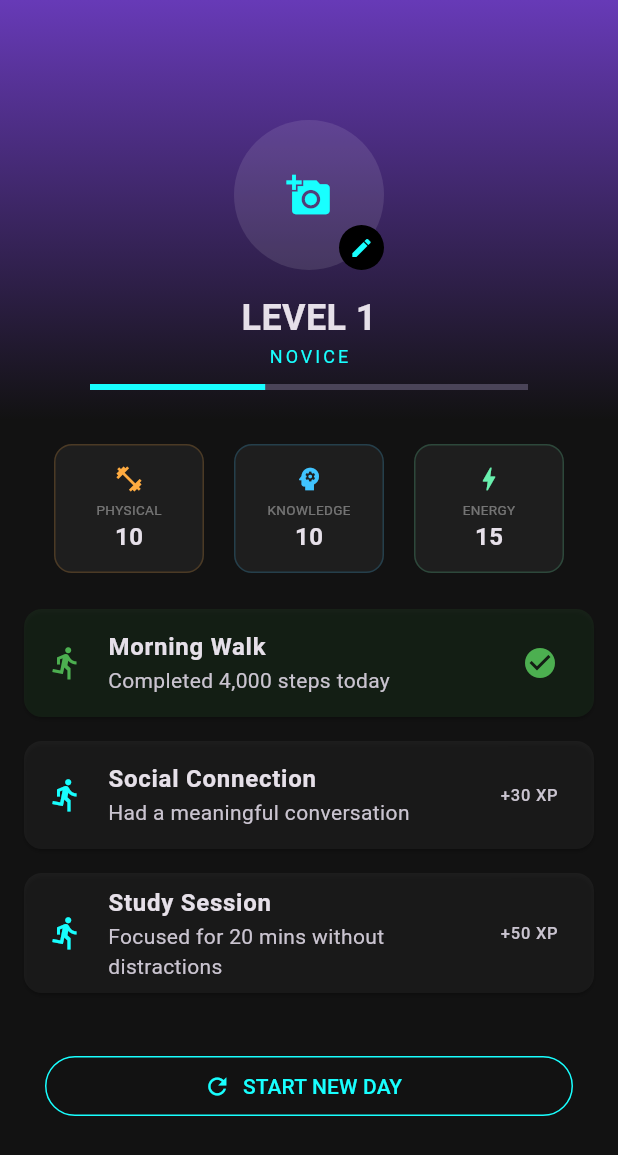
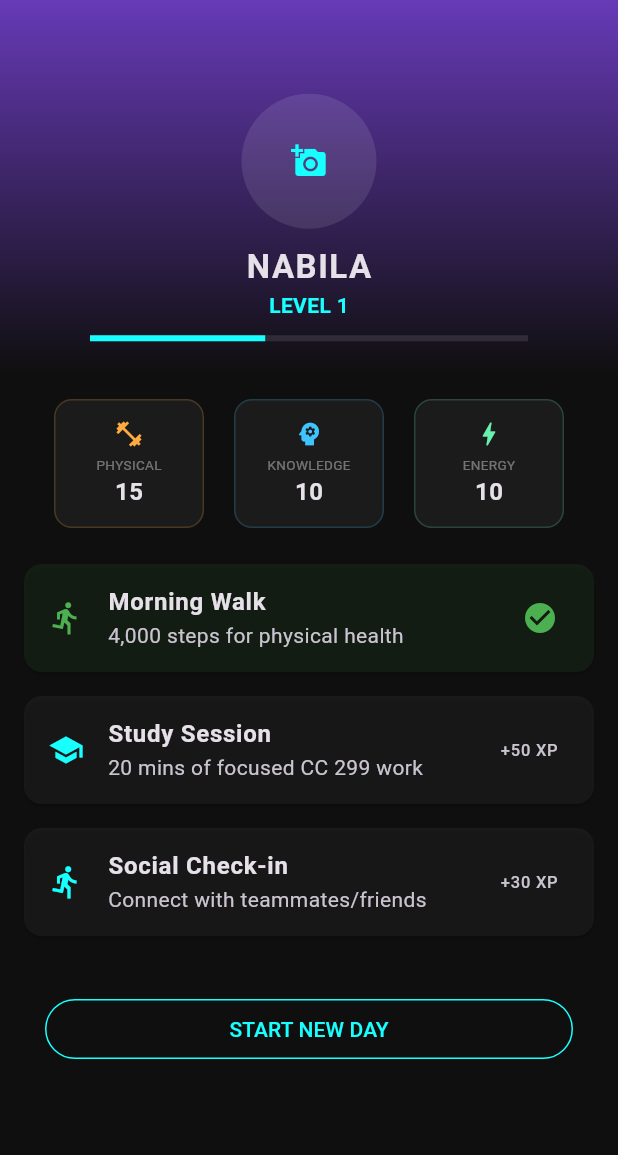
Before and after one commit to Naomi002/life_quest, a Flutter app: the screen it shows after launch, after a tap on "Morning Walk", on a phone screen of 412 x 824 dp. Shown: the top 1155 px of the screen. Run offline on Flutter 3.47's test engine with Material 3 defaults, Android fonts, the phone set to English and light mode, and no system bars; our stand-ins replace image_picker, shared_preferences.

Commit message:
revert: brought back the classic stable dashboard design

```diff
--- a/lib/main.dart
+++ b/lib/main.dart
@@ -1,5 +1,5 @@
 import 'dart:async';
-import 'dart:typed_data'; // New: Required for Chrome memory
+import 'dart:typed_data';
 import 'package:flutter/material.dart';
 import 'package:shared_preferences/shared_preferences.dart';
 import 'package:image_picker/image_picker.dart';
@@ -31,7 +31,6 @@ class GameDashboard extends StatefulWidget {
 class _GameDashboardState extends State<GameDashboard> {
   int _xp = 0;
   int _level = 1;
-  int _focusProgress = 0;
   int _streak = 0;
   final int _xpPerLevel = 100;
 
@@ -39,12 +38,13 @@ class _GameDashboardState extends State<GameDashboard> {
   int _knowledge = 10;
   int _energy = 10;
 
-  Uint8List? _webImage; // New: Stores image data for Chrome
+  Uint8List? _webImage;
+  String _heroName = "NABILA";
 
   List<Map<String, dynamic>> _quests = [
-    {"title": "Morning Walk", "desc": "Completed 4,000 steps today", "xp": 40, "isDone": false},
-    {"title": "Social Connection", "desc": "Had a meaningful conversation", "xp": 30, "isDone": false},
-    {"title": "Study Session", "desc": "Focused for 20 mins without distractions", "xp": 50, "isDone": false, "type": "boss"},
+    {"title": "Morning Walk", "desc": "4,000 steps for physical health", "xp": 40, "isDone": false, "type": "physical"},
+    {"title": "Study Session", "desc": "20 mins of focused CC 299 work", "xp": 50, "isDone": false, "type": "knowledge"},
+    {"title": "Social Check-in", "desc": "Connect with teammates/friends", "xp": 30, "isDone": false, "type": "energy"},
   ];
 
   @override
@@ -62,9 +62,7 @@ class _GameDashboardState extends State<GameDashboard> {
       _knowledge = prefs.getInt('knowledge') ?? 10;
       _energy = prefs.getInt('energy') ?? 10;
       _streak = prefs.getInt('streak') ?? 0;
-
-      // Note: On web, persisting images in SharedPreferences is difficult.
-      // For now, this will allow you to see the photo while the tab is open.
+      _heroName = prefs.getString('heroName') ?? "NABILA";
     });
   }
 
@@ -76,152 +74,83 @@ class _GameDashboardState extends State<GameDashboard> {
     await prefs.setInt('knowledge', _knowledge);
     await prefs.setInt('energy', _energy);
     await prefs.setInt('streak', _streak);
+    await prefs.setString('heroName', _heroName);
   }
 
-  // --- CHROME COMPATIBLE IMAGE PICKER ---
   Future<void> _pickImage() async {
     final ImagePicker picker = ImagePicker();
     final XFile? image = await picker.pickImage(source: ImageSource.gallery);
-
     if (image != null) {
-      var f = await image.readAsBytes();
-      setState(() {
-        _webImage = f;
-      });
-      print("✅ Chrome: Image loaded into memory!");
+      var bytes = await image.readAsBytes();
+      setState(() => _webImage = bytes);
     }
-  }
-
-  String _getHeroTitle() {
-    if (_level >= 10) return "MASTER OF LIFE";
-    if (_level >= 4) return "ACCOMPLISHED";
-    return "NOVICE";
-  }
-
-  void _resetQuests() {
-    setState(() {
-      for (var quest in _quests) {
-        quest['isDone'] = false;
-      }
-      _streak += 1;
-    });
-    _saveStats();
   }
 
   void _handleQuestTap(int index) {
     setState(() {
       if (_quests[index]['isDone']) {
         _quests[index]['isDone'] = false;
-        _xp -= _quests[index]['xp'] as int;
-        if (_xp < 0) _xp = 0;
+        _xp = (_xp - (_quests[index]['xp'] as int)).clamp(0, 99999);
       } else {
-        if (_quests[index]['title'] == "Study Session") {
-          _startFocusChallenge();
-        } else {
-          _completeQuest(index);
+        _quests[index]['isDone'] = true;
+        _xp += _quests[index]['xp'] as int;
+
+        // Update specific stats based on quest type
+        if (_quests[index]['type'] == 'physical') _physical += 5;
+        if (_quests[index]['type'] == 'knowledge') _knowledge += 5;
+        if (_quests[index]['type'] == 'energy') _energy += 5;
+
+        while (_xp >= _xpPerLevel) {
+          _level++;
+          _xp -= _xpPerLevel;
         }
       }
     });
     _saveStats();
   }
 
-  void _completeQuest(int index) {
+  void _resetDay() {
     setState(() {
-      _quests[index]['isDone'] = true;
-      _xp += _quests[index]['xp'] as int;
-      if (_quests[index]['title'] == "Study Session") _knowledge += 5;
-      if (_quests[index]['title'] == "Morning Walk") _energy += 5;
-      if (_quests[index]['title'] == "Social Connection") _physical += 3;
-
-      while (_xp >= _xpPerLevel) {
-        _level++;
-        _xp -= _xpPerLevel;
-      }
+      for (var q in _quests) { q['isDone'] = false; }
+      _streak += 1;
     });
     _saveStats();
-  }
-
-  void _startFocusChallenge() {
-    showDialog(
-      context: context,
-      barrierDismissible: false,
-      builder: (context) => StatefulBuilder(
-        builder: (context, setDialogState) => AlertDialog(
-          backgroundColor: const Color(0xFF1A1A1A),
-          title: const Text("FOCUS CHALLENGE"),
-          content: Column(
-            mainAxisSize: MainAxisSize.min,
-            children: [
-              const Icon(Icons.psychology, size: 60, color: Colors.cyanAccent),
-              const SizedBox(height: 20),
-              LinearProgressIndicator(value: _focusProgress / 100, color: Colors.cyanAccent),
-              const SizedBox(height: 10),
-              Text("Focus Level: $_focusProgress%"),
-            ],
-          ),
-          actions: [
-            ElevatedButton(
-              onPressed: () {
-                setDialogState(() {
-                  _focusProgress += 25;
-                  if (_focusProgress >= 100) {
-                    Navigator.pop(context);
-                    _completeQuest(2);
-                    _focusProgress = 0;
-                  }
-                });
-              },
-              child: const Text("FOCUS"),
-            ),
-          ],
-        ),
-      ),
-    );
   }
 
   @override
   Widget build(BuildContext context) {
     return Scaffold(
-      backgroundColor: const Color(0xFF121212),
+      backgroundColor: const Color(0xFF0F0F0F),
       body: CustomScrollView(
         slivers: [
           SliverAppBar(
-            expandedHeight: 280,
+            expandedHeight: 250,
             pinned: true,
             flexibleSpace: FlexibleSpaceBar(
               background: Container(
                 decoration: const BoxDecoration(
-                  gradient: LinearGradient(colors: [Colors.deepPurple, Color(0xFF121212)], begin: Alignment.topCenter, end: Alignment.bottomCenter),
+                  gradient: LinearGradient(colors: [Colors.deepPurple, Color(0xFF0F0F0F)], begin: Alignment.topCenter, end: Alignment.bottomCenter),
                 ),
                 child: Column(
                   mainAxisAlignment: MainAxisAlignment.center,
                   children: [
-                    const SizedBox(height: 60),
+                    const SizedBox(height: 40),
                     GestureDetector(
                       onTap: _pickImage,
-                      child: Stack(
-                        alignment: Alignment.bottomRight,
-                        children: [
-                          CircleAvatar(
-                            radius: 50,
-                            backgroundColor: Colors.white10,
-                            // Use Image.memory for Chrome compatibility
-                            backgroundImage: _webImage != null ? MemoryImage(_webImage!) : null,
-                            child: _webImage == null
-                                ? const Icon(Icons.add_a_photo, color: Colors.cyanAccent, size: 30)
-                                : null,
-                          ),
-                          const CircleAvatar(radius: 15, backgroundColor: Colors.black, child: Icon(Icons.edit, color: Colors.cyanAccent, size: 16)),
-                        ],
+                      child: CircleAvatar(
+                        radius: 45,
+                        backgroundColor: Colors.white10,
+                        backgroundImage: _webImage != null ? MemoryImage(_webImage!) : null,
+                        child: _webImage == null ? const Icon(Icons.add_a_photo, color: Colors.cyanAccent) : null,
                       ),
                     ),
-                    const SizedBox(height: 15),
-                    Text("LEVEL $_level", style: const TextStyle(fontSize: 24, fontWeight: FontWeight.bold)),
-                    Text(_getHeroTitle(), style: const TextStyle(fontSize: 12, color: Colors.cyanAccent, letterSpacing: 2)),
+                    const SizedBox(height: 10),
+                    Text(_heroName, style: const TextStyle(fontSize: 22, fontWeight: FontWeight.bold, letterSpacing: 1)),
+                    Text("LEVEL $_level", style: const TextStyle(color: Colors.cyanAccent, fontWeight: FontWeight.bold)),
                     const SizedBox(height: 10),
                     Padding(
                       padding: const EdgeInsets.symmetric(horizontal: 60),
-                      child: LinearProgressIndicator(value: _xp / _xpPerLevel, color: Colors.cyanAccent),
+                      child: LinearProgressIndicator(value: _xp / _xpPerLevel, color: Colors.cyanAccent, backgroundColor: Colors.white10),
                     ),
                   ],
                 ),
@@ -247,7 +176,10 @@ class _GameDashboardState extends State<GameDashboard> {
                 margin: const EdgeInsets.symmetric(horizontal: 16, vertical: 8),
                 color: _quests[i]['isDone'] ? Colors.green.withOpacity(0.1) : Colors.white.withOpacity(0.05),
                 child: ListTile(
-                  leading: Icon(Icons.directions_run, color: _quests[i]['isDone'] ? Colors.green : Colors.cyanAccent),
+                  leading: Icon(
+                    _quests[i]['type'] == 'knowledge' ? Icons.school : Icons.directions_run,
+                    color: _quests[i]['isDone'] ? Colors.green : Colors.cyanAccent,
+                  ),
                   title: Text(_quests[i]['title'], style: const TextStyle(fontWeight: FontWeight.bold)),
                   subtitle: Text(_quests[i]['desc']),
                   trailing: _quests[i]['isDone'] ? const Icon(Icons.check_circle, color: Colors.green) : Text("+${_quests[i]['xp']} XP"),
@@ -260,11 +192,10 @@ class _GameDashboardState extends State<GameDashboard> {
           SliverToBoxAdapter(
             child: Padding(
               padding: const EdgeInsets.all(30.0),
-              child: OutlinedButton.icon(
-                onPressed: _resetQuests,
-                icon: const Icon(Icons.refresh),
-                label: const Text("START NEW DAY"),
+              child: OutlinedButton(
+                onPressed: _resetDay,
                 style: OutlinedButton.styleFrom(foregroundColor: Colors.cyanAccent, side: const BorderSide(color: Colors.cyanAccent)),
+                child: const Text("START NEW DAY"),
               ),
             ),
           ),
```
